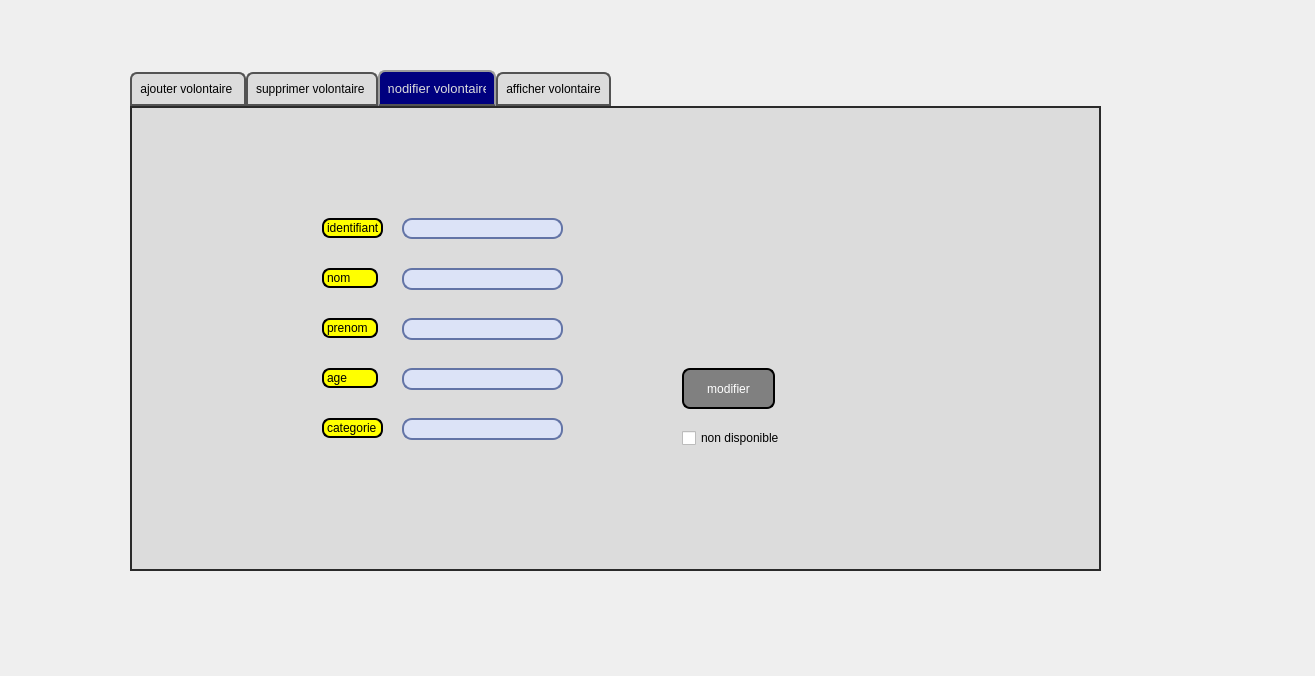
The window that gestionvolontaire.ui (dhiaeddine12/olympic_games_2A20) describes before a commit, drawn with Qt 5.
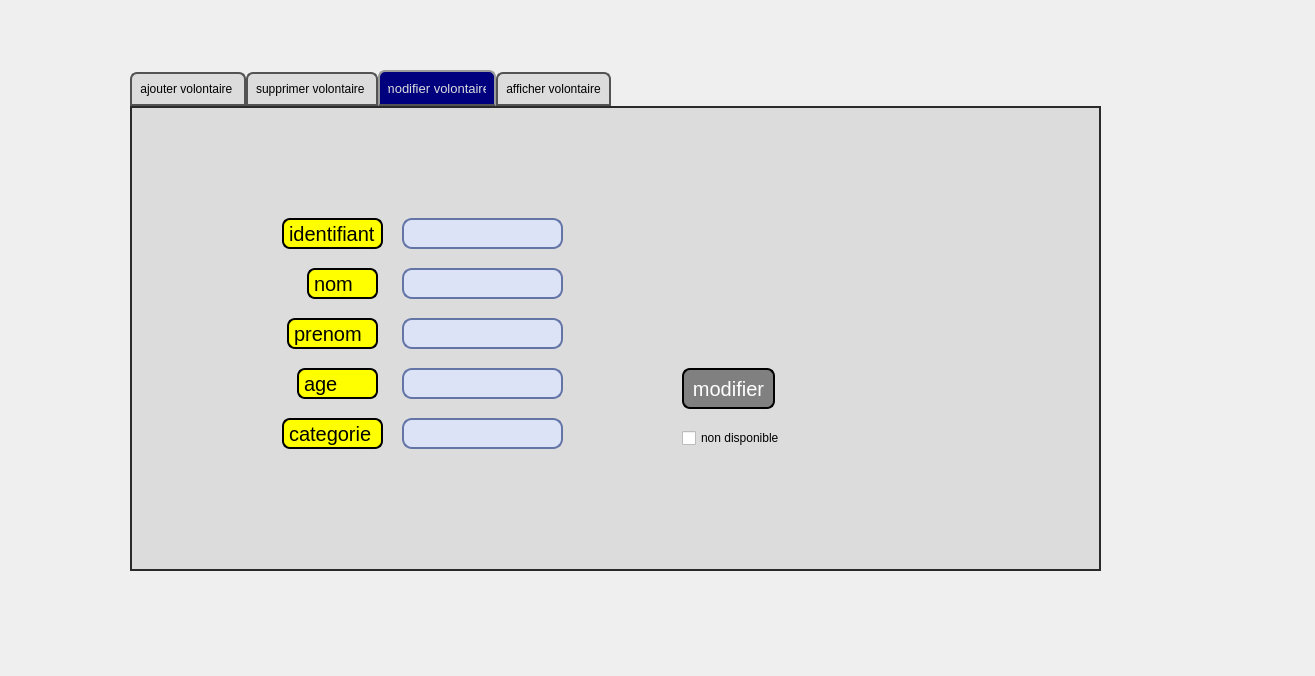
The same window after the commit. The open tabs and pages were chosen to show the change. Icons and pictures are not drawn.

```diff
--- a/gestionvolontaire.ui
+++ b/gestionvolontaire.ui
@@ -571,7 +571,7 @@
        <x>270</x>
        <y>310</y>
        <width>161</width>
-       <height>22</height>
+       <height>31</height>
       </rect>
      </property>
      <property name="styleSheet">
@@ -589,7 +589,7 @@
        <x>270</x>
        <y>160</y>
        <width>161</width>
-       <height>22</height>
+       <height>31</height>
       </rect>
      </property>
      <property name="styleSheet">
@@ -607,7 +607,7 @@
        <x>270</x>
        <y>210</y>
        <width>161</width>
-       <height>22</height>
+       <height>31</height>
       </rect>
      </property>
      <property name="styleSheet">
@@ -625,7 +625,7 @@
        <x>270</x>
        <y>260</y>
        <width>161</width>
-       <height>22</height>
+       <height>31</height>
       </rect>
      </property>
      <property name="styleSheet">
@@ -640,10 +640,10 @@
     <widget class="QLabel" name="label_11">
      <property name="geometry">
       <rect>
-       <x>190</x>
+       <x>155</x>
        <y>210</y>
-       <width>56</width>
-       <height>20</height>
+       <width>91</width>
+       <height>31</height>
       </rect>
      </property>
      <property name="styleSheet">
@@ -651,7 +651,7 @@
 color: #000000;
 background:#FFFF00;
 border: none;
-font-size:12px;
+font-size:20px;
 font-family:Arial, Helvetica, sans-serif;
 border: 2px solid ;
 border-radius: 8px;
@@ -669,10 +669,10 @@
     <widget class="QLabel" name="label_12">
      <property name="geometry">
       <rect>
-       <x>190</x>
+       <x>150</x>
        <y>110</y>
-       <width>61</width>
-       <height>20</height>
+       <width>101</width>
+       <height>31</height>
       </rect>
      </property>
      <property name="styleSheet">
@@ -680,7 +680,7 @@
 color: #000000;
 background:#FFFF00;
 border: none;
-font-size:12px;
+font-size:20px;
 font-family:Arial, Helvetica, sans-serif;
 border: 2px solid ;
 border-radius: 8px;
@@ -698,10 +698,10 @@
     <widget class="QLabel" name="label_13">
      <property name="geometry">
       <rect>
-       <x>190</x>
+       <x>150</x>
        <y>310</y>
-       <width>61</width>
-       <height>20</height>
+       <width>101</width>
+       <height>31</height>
       </rect>
      </property>
      <property name="styleSheet">
@@ -709,7 +709,7 @@
 color: #000000;
 background:#FFFF00;
 border: none;
-font-size:12px;
+font-size:20px;
 font-family:Arial, Helvetica, sans-serif;
 border: 2px solid ;
 border-radius: 8px;
@@ -727,10 +727,10 @@
     <widget class="QLabel" name="label_14">
      <property name="geometry">
       <rect>
-       <x>190</x>
+       <x>175</x>
        <y>160</y>
-       <width>56</width>
-       <height>20</height>
+       <width>71</width>
+       <height>31</height>
       </rect>
      </property>
      <property name="styleSheet">
@@ -738,7 +738,7 @@
 color: #000000;
 background:#FFFF00;
 border: none;
-font-size:12px;
+font-size:20px;
 font-family:Arial, Helvetica, sans-serif;
 border: 2px solid ;
 border-radius: 8px;
@@ -756,10 +756,10 @@
     <widget class="QLabel" name="label_15">
      <property name="geometry">
       <rect>
-       <x>190</x>
+       <x>165</x>
        <y>260</y>
-       <width>56</width>
-       <height>20</height>
+       <width>81</width>
+       <height>31</height>
       </rect>
      </property>
      <property name="styleSheet">
@@ -767,7 +767,7 @@
 color: #000000;
 background:#FFFF00;
 border: none;
-font-size:12px;
+font-size:20px;
 font-family:Arial, Helvetica, sans-serif;
 border: 2px solid ;
 border-radius: 8px;
@@ -788,7 +788,7 @@
        <x>270</x>
        <y>110</y>
        <width>161</width>
-       <height>21</height>
+       <height>31</height>
       </rect>
      </property>
      <property name="styleSheet">
@@ -832,6 +832,7 @@
 border-radius: 8px;
 color: rgb(255,255,255);
 background-color: rgba(128,128,128);
+font-size:20px;
 }
 QPushButton:hover
 {
```
Left out of the diff: 32 changed lines with no effect on the pictures.
